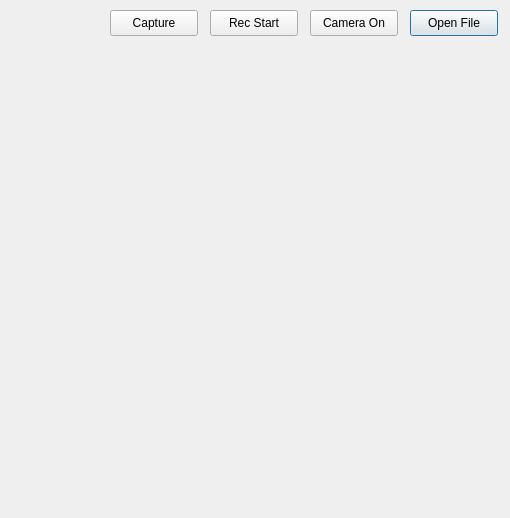
Qt form opencv.ui (woolimi/pyqt-calculator) before a commit.
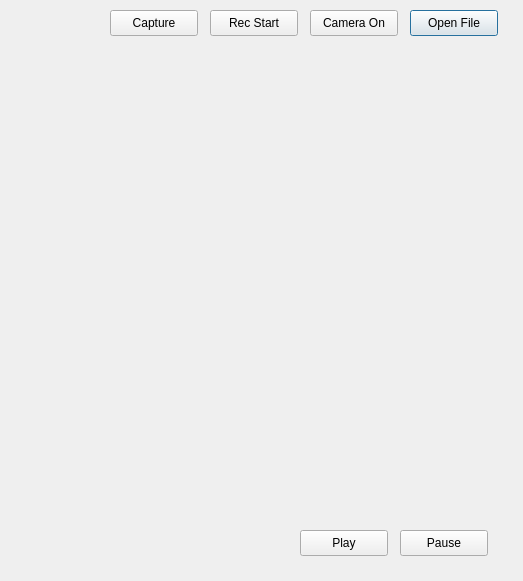
The same form after that commit.

Commit message: play pause button

The edit to the form file:
```diff
--- a/opencv.ui
+++ b/opencv.ui
@@ -6,8 +6,8 @@
    <rect>
     <x>0</x>
     <y>0</y>
-    <width>510</width>
-    <height>518</height>
+    <width>523</width>
+    <height>581</height>
    </rect>
   </property>
   <property name="windowTitle">
@@ -91,6 +91,32 @@
     <string>Capture</string>
    </property>
   </widget>
+  <widget class="QPushButton" name="btnPlay">
+   <property name="geometry">
+    <rect>
+     <x>300</x>
+     <y>530</y>
+     <width>88</width>
+     <height>26</height>
+    </rect>
+   </property>
+   <property name="text">
+    <string>Play</string>
+   </property>
+  </widget>
+  <widget class="QPushButton" name="btnPause">
+   <property name="geometry">
+    <rect>
+     <x>400</x>
+     <y>530</y>
+     <width>88</width>
+     <height>26</height>
+    </rect>
+   </property>
+   <property name="text">
+    <string>Pause</string>
+   </property>
+  </widget>
  </widget>
  <resources/>
  <connections/>
```
The commit also changes 1 other file.
